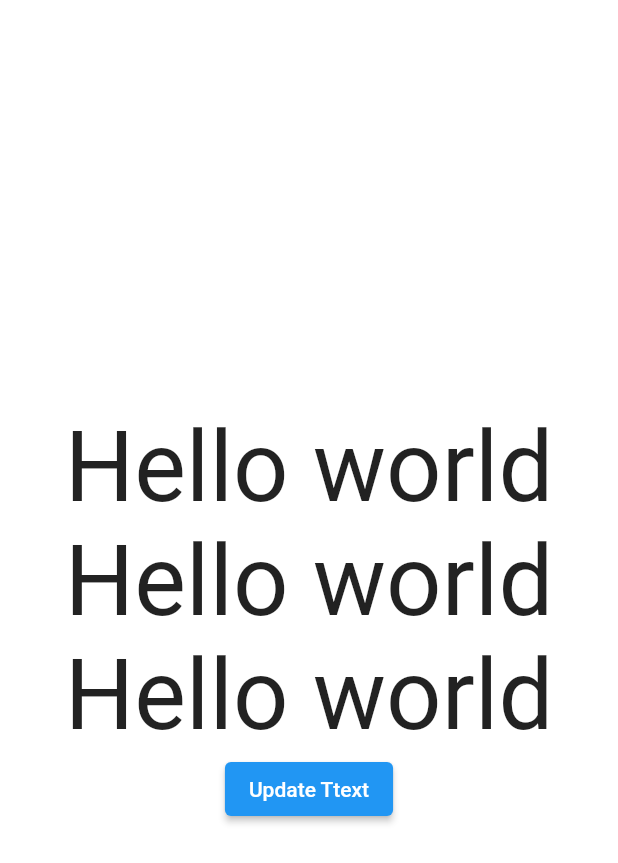
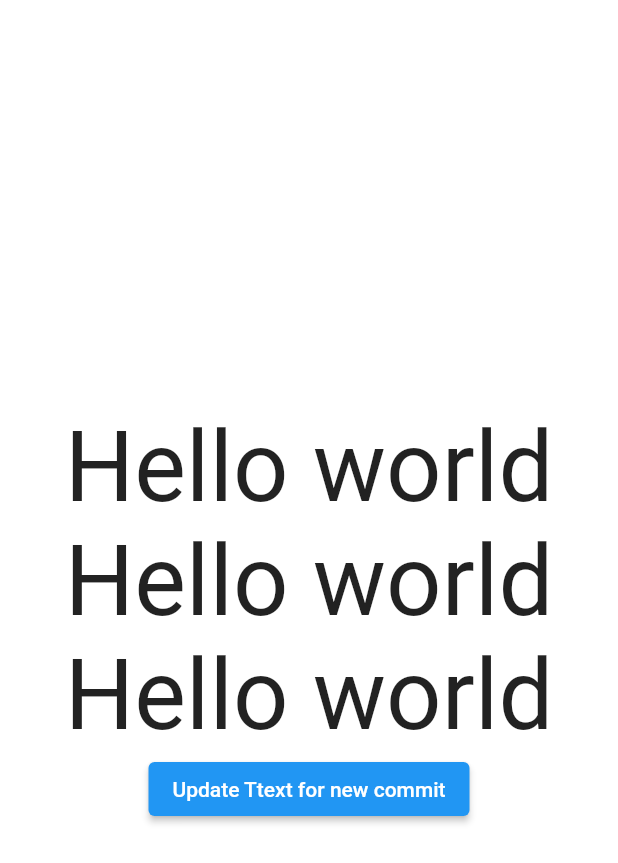
Before and after one commit to ishaquehassan/stateful_widgets_demo, a Flutter app: the screen it shows after launch, on a phone screen of 412 x 824 dp. Shown: the top 863 px of the screen. Run offline on Flutter 3.47's test engine with Material 2 defaults, Android fonts, the phone set to English and light mode, and no system bars.

Commit message:
Bhai code update krdia :D

```diff
--- a/lib/screens/home.dart
+++ b/lib/screens/home.dart
@@ -49,7 +49,7 @@ class HomeState extends State<HomeScreen> {
               style: TextStyle(fontSize: 65),
             ),
             ElevatedButton(
-              child: const Text('Update Ttext'),
+              child: const Text('Update Ttext for new commit'),
               onPressed: updateName,
             )
           ],
```
